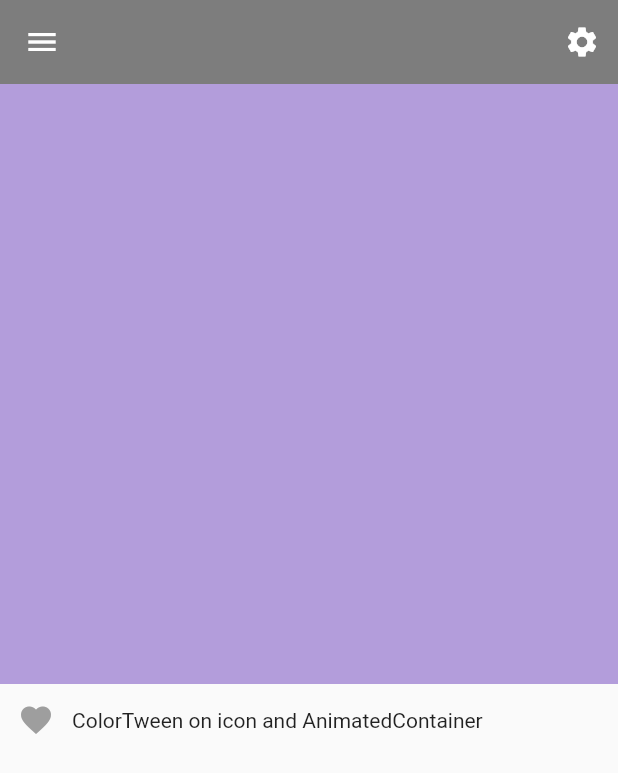
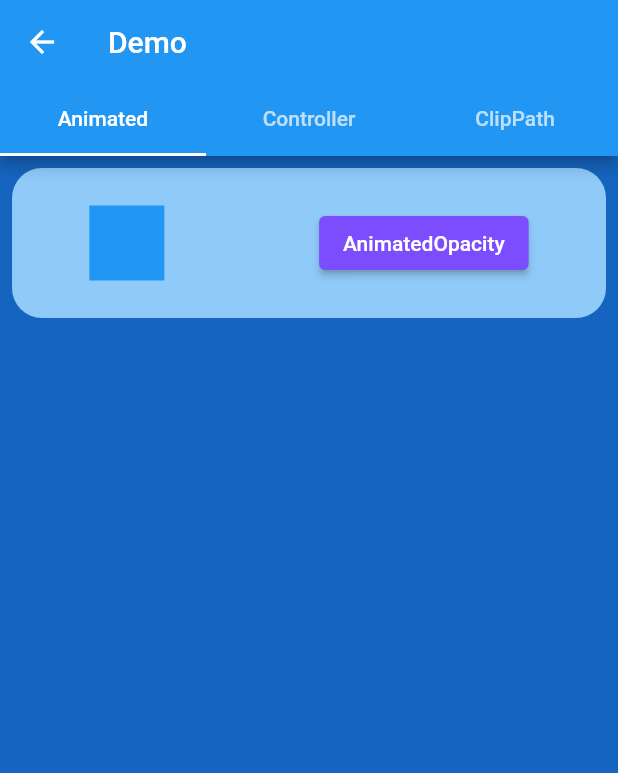
Before and after one commit to karadasmurat/basics_dart_flutter, a Flutter app: the AnimationDemo screen opened directly, on a phone screen of 412 x 824 dp. Shown: the top 773 px of the screen. Run offline on Flutter 3.47's test engine with Material 2 defaults, Android fonts, the phone set to English and light mode, and no system bars; our stand-ins replace font_awesome_flutter, google_fonts, shared_preferences; accounts and stored records are empty; network calls fail.

Commit message:
animations

```diff
--- a/lib/flutter/animation.dart
+++ /dev/null
@@ -1,83 +0,0 @@
-import 'package:basics_dart/flutter/appbar.dart';
-import 'package:basics_dart/flutter/navigation_drawer.dart';
-import 'package:flutter/material.dart';
-
-class AnimationDemo extends StatefulWidget {
-  const AnimationDemo({Key? key}) : super(key: key);
-
-  @override
-  State<AnimationDemo> createState() => _AnimationDemoState();
-}
-
-class _AnimationDemoState extends State<AnimationDemo> with TickerProviderStateMixin {
-  bool isActive = false;
-  bool isOn = false;
-
-  late AnimationController _animationController;
-  late Animation _animation;
-
-  @override
-  void initState() {
-    super.initState();
-
-    _animationController =
-        AnimationController(vsync: this, duration: const Duration(seconds: 1))
-          ..addListener(() {
-            setState(() {});
-          });
-
-    _animation = ColorTween(
-      begin: Colors.grey,
-      end: Colors.red,
-    ).animate(_animationController);
-  }
-
-  @override
-  Widget build(BuildContext context) {
-    return Scaffold(
-      drawer: const MyDrawer(),
-      appBar: const MyAppBar(),
-      body: Column(
-        children: [
-          AnimatedContainer(
-            // The AnimatedContainer will automatically animate between
-            // the old and new values of properties when they change using the provided curve and duration.
-            // Properties that are null are not animated. Its child and descendants are not animated.
-            duration: const Duration(seconds: 1),
-            width: double.infinity,
-            height: 400,
-            color: isActive ? Colors.greenAccent : Colors.deepPurple[200],
-          ),
-          Row(
-            children: [
-              IconButton(
-                icon: Icon(
-                  Icons.favorite,
-                  color: _animation.value,
-                ),
-                onPressed: () {
-                  setState(() {
-                    isActive = !isActive;
-                  });
-
-                  if (isActive) {
-                    _animationController.forward();
-                  } else {
-                    _animationController.reverse();
-                  }
-                },
-              ),
-              const Text("ColorTween on icon and AnimatedContainer"),
-            ],
-          ),
-        ],
-      ),
-    );
-  }
-
-  @override
-  void dispose() {
-    _animationController.dispose();
-    super.dispose();
-  }
-}
--- /dev/null
+++ b/lib/flutter/animations.dart
@@ -0,0 +1,76 @@
+import 'package:basics_dart/flutter/animation_controller.dart';
+import 'package:basics_dart/flutter/clippath.dart';
+import 'package:flutter/material.dart';
+
+class AnimationDemo extends StatefulWidget {
+  const AnimationDemo({Key? key}) : super(key: key);
+
+  @override
+  State<AnimationDemo> createState() => _AnimationDemoState();
+}
+
+class _AnimationDemoState extends State<AnimationDemo> {
+  double opacityValue = 1;
+
+  @override
+  Widget build(BuildContext context) {
+    return DefaultTabController(
+      length: 3,
+      child: Scaffold(
+        backgroundColor: Colors.blue[800],
+        appBar: AppBar(
+          title: const Text("Demo"),
+          bottom: const TabBar(
+            tabs: [
+              Tab(text: "Animated"),
+              Tab(text: "Controller"),
+              Tab(text: "ClipPath"),
+            ],
+          ),
+        ),
+        body: TabBarView(children: [
+          // Tab 1
+          Column(
+            children: [
+              Container(
+                height: 100,
+                width: double.infinity,
+                margin: const EdgeInsets.all(8),
+                decoration: BoxDecoration(
+                  color: Colors.blue[200],
+                  borderRadius: BorderRadius.circular(20),
+                ),
+                child: Row(
+                  mainAxisAlignment: MainAxisAlignment.spaceAround,
+                  children: [
+                    AnimatedOpacity(
+                      duration: const Duration(seconds: 1),
+                      opacity: opacityValue,
+                      child: Container(
+                        width: 50,
+                        height: 50,
+                        color: Colors.blue,
+                      ),
+                    ),
+                    ElevatedButton(
+                        onPressed: () {
+                          setState(() {
+                            opacityValue = (opacityValue == 0) ? 1 : 0;
+                          });
+                        },
+                        child: const Text("AnimatedOpacity")),
+                  ],
+                ),
+              ),
+            ],
+          ),
+          //Tab 2
+          const AnimationControllerDemo(),
+
+          //Tab 3
+          ClipPathDemo(),
+        ]),
+      ),
+    );
+  }
+}
```
Also changed, not shown: lib/flutter/animation_controller.dart (added, +78 -0 lines), lib/flutter/clippath.dart (added, +87 -0 lines), lib/flutter/constants.dart (+6 -3 lines), lib/flutter/navigation_drawer.dart (+11 -10 lines).
